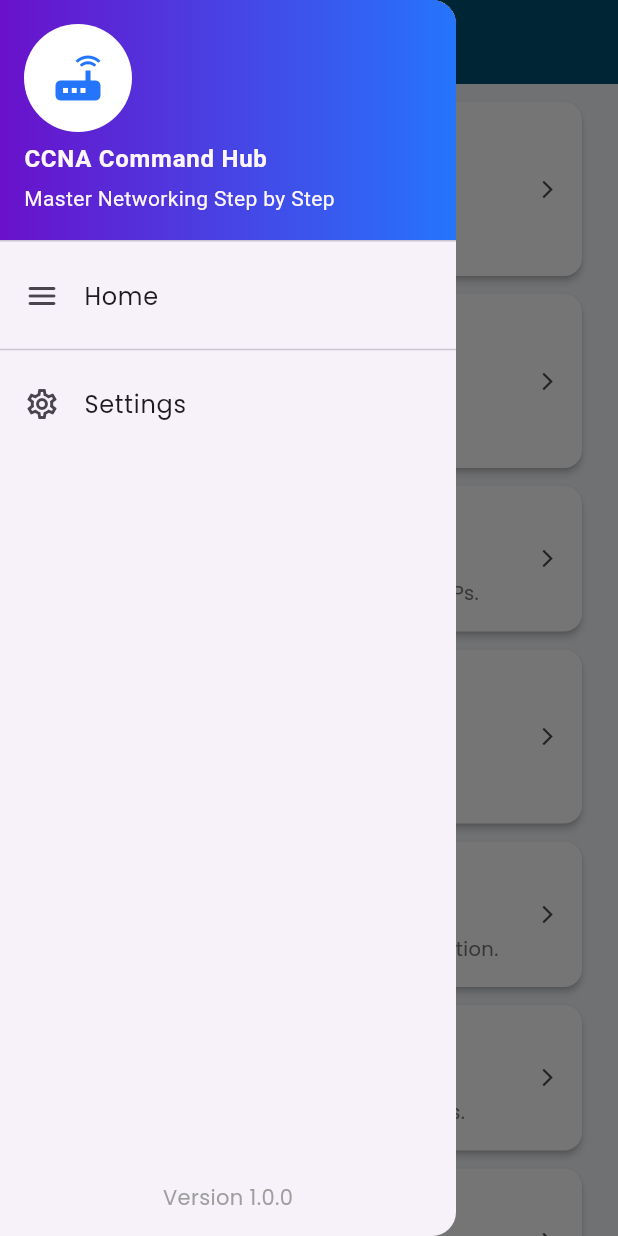
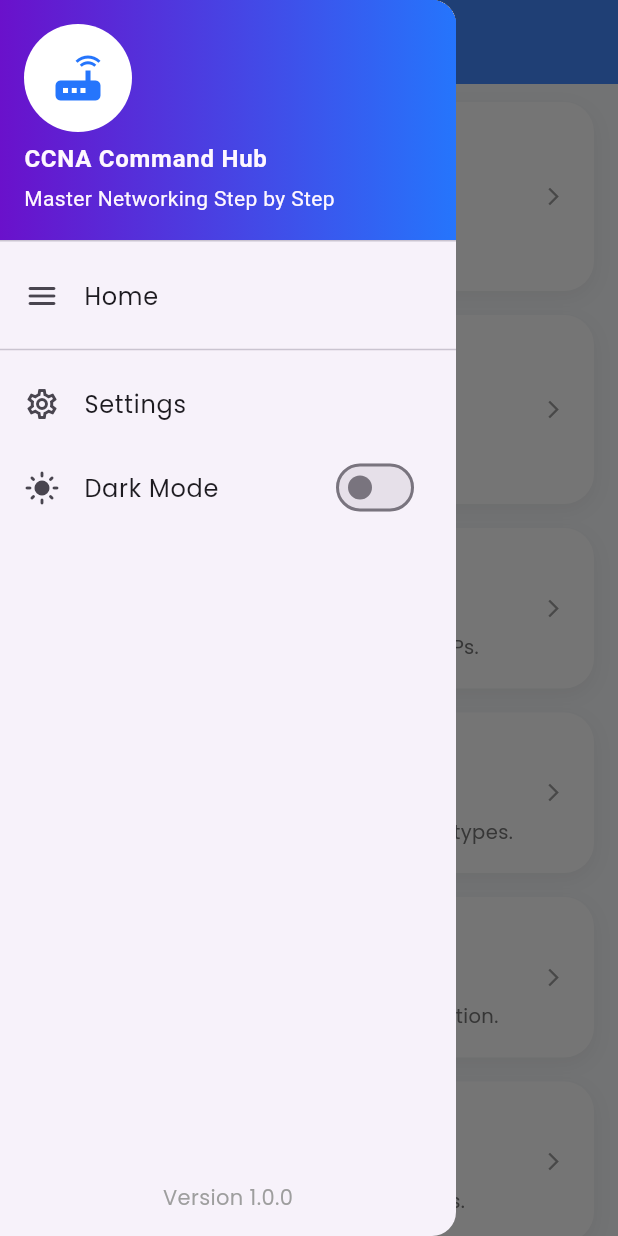
Before and after one commit to HASANALBANNA2024/ccna_command_hub, a Flutter app: the screen it shows after launch, with the side drawer open, on a phone screen of 412 x 824 dp. Run offline on Flutter 3.47's test engine with Material 3 defaults, Android fonts, the phone set to English and light mode, and no system bars; our stand-ins replace google_fonts.

Commit message:
dark Mode chaecking switch add drawer

```diff
--- a/lib/main.dart
+++ b/lib/main.dart
@@ -2,28 +2,34 @@ import 'package:ccna_command_hub/screens/splash_screen.dart';
 import 'package:flutter/material.dart';
 import 'package:ccna_command_hub/themes/app_theme.dart';
 
-void main()
-{
+// value notifier for Dark Mode
+final ValueNotifier<ThemeMode> themeNotifier = ValueNotifier(ThemeMode.light);
+
+void main() {
   runApp(const MyApp());
 }
 
-class MyApp extends StatelessWidget
-{
+class MyApp extends StatelessWidget {
   const MyApp({super.key});
 
   @override
   Widget build(BuildContext context) {
+    return ValueListenableBuilder<ThemeMode>(
+      valueListenable: themeNotifier,
+      builder: (_, ThemeMode currentMode, __) {
         return MaterialApp(
           debugShowCheckedModeBanner: false,
           title: 'CCNA Command Hub',
-     // Theme Connect
+
+
           theme: AppTheme.lightTheme,
           darkTheme: AppTheme.dartTheme,
-     themeMode: ThemeMode.system,
 
-     // call to splash screen
-     home:  const SplashScreen(),
+          themeMode: currentMode,
 
+          home: const SplashScreen(),
+        );
+      },
     );
   }
 }
--- a/lib/screens/home_screen.dart
+++ b/lib/screens/home_screen.dart
@@ -1,24 +1,18 @@
 import 'dart:convert';
 import 'package:ccna_command_hub/widgets/main_drawer.dart';
 import 'package:flutter/material.dart';
-import 'package:flutter/semantics.dart';
 import 'package:ccna_command_hub/models/module_model.dart';
 import 'package:flutter/services.dart';
 
-
-class HomeScreen extends StatefulWidget
-{
+class HomeScreen extends StatefulWidget {
   const HomeScreen({super.key});
 
   @override
   _HomeScreenState createState() => _HomeScreenState();
 }
 
-class _HomeScreenState extends State<HomeScreen>
-{
-  // json call
-  Future<List<ModuleModel>> loadModules() async
-  {
+class _HomeScreenState extends State<HomeScreen> {
+  Future<List<ModuleModel>> loadModules() async {
     final String response = await rootBundle.loadString('assets/data/modules.json');
     final List<dynamic> data = json.decode(response);
     return data.map((json) => ModuleModel.fromJson(json)).toList();
@@ -26,115 +20,124 @@ class _HomeScreenState extends State<HomeScreen>
 
   @override
   Widget build(BuildContext context) {
+    // ডার্ক মোড চেক করার জন্য লজিক
+    bool isDark = Theme.of(context).brightness == Brightness.dark;
+
     return Scaffold(
+      // ডার্ক মোডে মিডনাইট ব্লু এবং লাইট মোডে হালকা গ্রে ব্যাকগ্রাউন্ড
+      backgroundColor: isDark ? const Color(0xFF0F172A) : const Color(0xFFF8FAFC),
+
       appBar: AppBar(
-        title: const Text("CCNA Modules"),
+        title: const Text("CCNA Modules", style: TextStyle(fontWeight: FontWeight.bold)),
         centerTitle: true,
+        elevation: 0,
+        // অ্যাপবারে হালকা গ্রাডিয়েন্ট ইফেক্ট (ঐচ্ছিক, আপনার থিমের সাথে মিলবে)
+        backgroundColor: isDark ? Colors.transparent : Colors.blueAccent,
       ),
 
-      // call to drawer
       drawer: const MainDrawer(),
-      // body
 
       body: FutureBuilder<List<ModuleModel>>(
         future: loadModules(),
-          builder: (context, snapshot){
-            if(snapshot.connectionState == ConnectionState.waiting)
-              {
+        builder: (context, snapshot) {
+          if (snapshot.connectionState == ConnectionState.waiting) {
             return const Center(child: CircularProgressIndicator());
-              }
-            else if(snapshot.hasError)
-              {
+          } else if (snapshot.hasError) {
             return const Center(child: Text("Error Loading"));
-              }
-            else
-              {
+          } else {
             final modules = snapshot.data!;
             return ListView.builder(
-                  padding: const EdgeInsets.all(12),
+              padding: const EdgeInsets.symmetric(horizontal: 16, vertical: 12),
               itemCount: modules.length,
-                    itemBuilder: (context, index)
-                    {
+              itemBuilder: (context, index) {
                 final module = modules[index];
-                      // card design
-                      return Card(
-                        margin: const EdgeInsets.only(bottom: 12, left: 12, right: 12),
-                        elevation: 2,
-                        shape: RoundedRectangleBorder(borderRadius: BorderRadius.circular(12)),
+
+                return Container(
+                  margin: const EdgeInsets.only(bottom: 16),
+                  decoration: BoxDecoration(
+                    // কার্ডের কালার ডার্ক মোড ফ্রেন্ডলি করা হয়েছে
+                    color: isDark ? const Color(0xFF1E293B) : Colors.white,
+                    borderRadius: BorderRadius.circular(20),
+                    boxShadow: [
+                      BoxShadow(
+                        color: Colors.black.withOpacity(isDark ? 0.3 : 0.05),
+                        blurRadius: 10,
+                        offset: const Offset(0, 4),
+                      )
+                    ],
+                  ),
                   child: ListTile(
-                          contentPadding: const EdgeInsets.symmetric(horizontal: 16, vertical: 8),
-                          // ১. বাম পাশের আইকন (লক/আনলক)
+                    contentPadding: const EdgeInsets.symmetric(horizontal: 20, vertical: 10),
+
+                    // ১. বাম পাশের আইকন ডিজাইন
                     leading: Container(
-                            padding: const EdgeInsets.all(8),
+                      padding: const EdgeInsets.all(10),
                       decoration: BoxDecoration(
-                              color: module.isUnlocked ? Colors.blue.withOpacity(0.1) : Colors.grey.withOpacity(0.1),
+                        color: module.isUnlocked
+                            ? Colors.blue.withOpacity(0.15)
+                            : Colors.grey.withOpacity(0.1),
                         shape: BoxShape.circle,
                       ),
                       child: Icon(
                         module.isUnlocked ? Icons.lock_open_rounded : Icons.lock_outline_rounded,
-                              color: module.isUnlocked ? Colors.blue : Colors.grey,
+                        color: module.isUnlocked ? Colors.blueAccent : Colors.grey,
                         size: 24,
                       ),
                     ),
 
-                          // ২. মাঝখানের কন্টেন্ট (নম্বর + নাম + বর্ণনা)
+                    // ২. মাঝখানের কন্টেন্ট
                     title: Column(
                       crossAxisAlignment: CrossAxisAlignment.start,
                       children: [
-                              // Module Number
                         Text(
                           "MODULE ${index + 1 < 10 ? '0' : ''}${index + 1}",
                           style: TextStyle(
-                                  color: module.isUnlocked ? Colors.blueAccent : Colors.grey,
+                            color: Colors.blueAccent,
                             fontSize: 11,
-                                  fontWeight: FontWeight.w800,
-                                  letterSpacing: 1.2,
+                            fontWeight: FontWeight.w900,
+                            letterSpacing: 1.5,
                           ),
                         ),
-                              const SizedBox(height: 2),
-                              // Module name
+                        const SizedBox(height: 4),
                         Text(
                           module.name,
-                                style: const TextStyle(
+                          style: TextStyle(
                             fontWeight: FontWeight.bold,
-                                  fontSize: 16,
+                            fontSize: 17,
+                            color: isDark ? Colors.white : Colors.black87,
                           ),
                         ),
                       ],
                     ),
 
-                          // module description
                     subtitle: Padding(
-                            padding: const EdgeInsets.only(top: 4),
+                      padding: const EdgeInsets.only(top: 6),
                       child: Text(
                         module.desc,
                         style: TextStyle(
                           fontSize: 13,
-                                color: Colors.grey.shade600,
+                          color: isDark ? Colors.grey.shade400 : Colors.grey.shade600,
                         ),
                       ),
                     ),
 
-                          // arrow icon
-                          trailing: const Icon(Icons.arrow_forward_ios, size: 14),
+                    trailing: Icon(
+                      Icons.arrow_forward_ios,
+                      size: 14,
+                      color: isDark ? Colors.blueGrey : Colors.grey,
+                    ),
 
                     onTap: () {
-
                       debugPrint("Opening Module: ${module.name}");
                       // Navigator.push(context, MaterialPageRoute(builder: (context) => SubModuleScreen(module: module)));
                     },
                   ),
                 );
-
+              },
+            );
           }
+        },
+      ),
     );
   }
 }
-      ),
-
-
-
-
-    );
-  }
-}
--- a/lib/widgets/main_drawer.dart
+++ b/lib/widgets/main_drawer.dart
@@ -1,8 +1,19 @@
+import 'package:ccna_command_hub/main.dart';
 import 'package:flutter/material.dart';
 
-class MainDrawer extends StatelessWidget
+
+class MainDrawer extends StatefulWidget
 {
   const MainDrawer({super.key});
+  @override
+  _MainDrawerState createState() => _MainDrawerState();
+}
+
+
+class _MainDrawerState extends State<MainDrawer>
+{
+  bool _isDark = false;
+
   @override
   Widget build(BuildContext context) {
 
@@ -43,6 +54,22 @@ class MainDrawer extends StatelessWidget
             title: const Text("Settings"),
             onTap: () {},
           ),
+          // থিম পরিবর্তন করার সুইচ
+          ValueListenableBuilder<ThemeMode>(
+            valueListenable: themeNotifier,
+            builder: (context, mode, _) {
+              bool isDark = mode == ThemeMode.dark;
+              return SwitchListTile(
+                title: const Text("Dark Mode"),
+                secondary: Icon(isDark ? Icons.dark_mode : Icons.light_mode),
+                value: isDark,
+                onChanged: (bool value) {
+                  // এখানে ভ্যালু পরিবর্তন করলেই পুরো অ্যাপের থিম বদলে যাবে
+                  themeNotifier.value = value ? ThemeMode.dark : ThemeMode.light;
+                },
+              );
+            },
+          ),
           const Spacer(),
           const Padding(
             padding: EdgeInsets.all(16.0),
```
Lines whose indentation alone changed are shown as unchanged.
